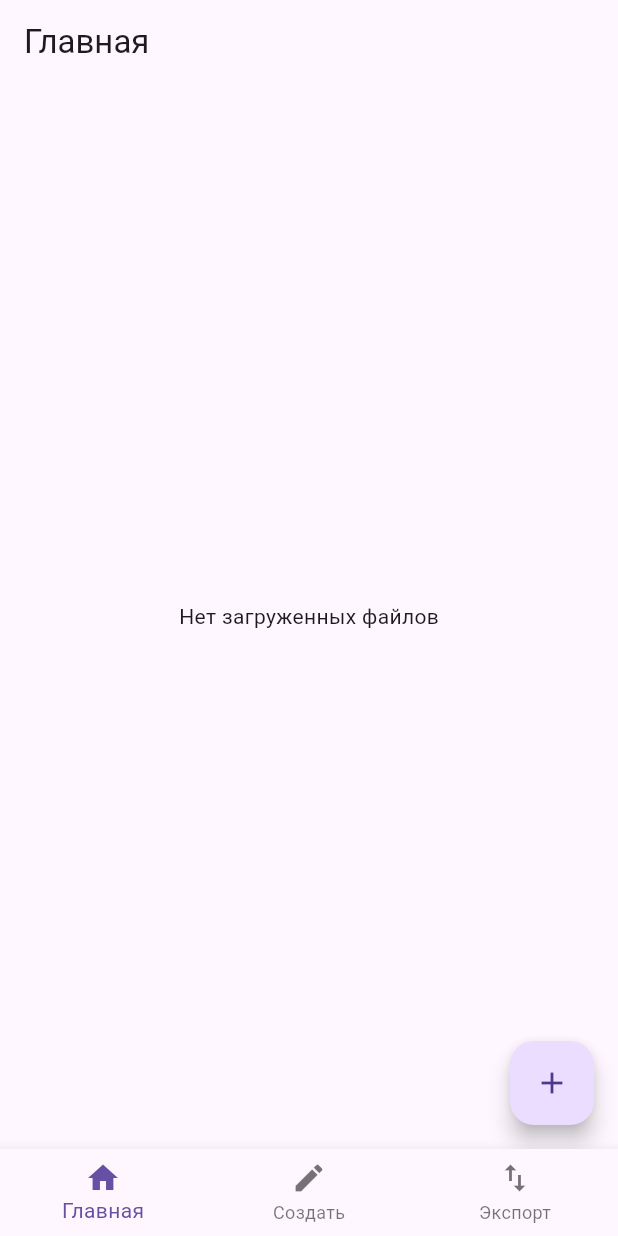
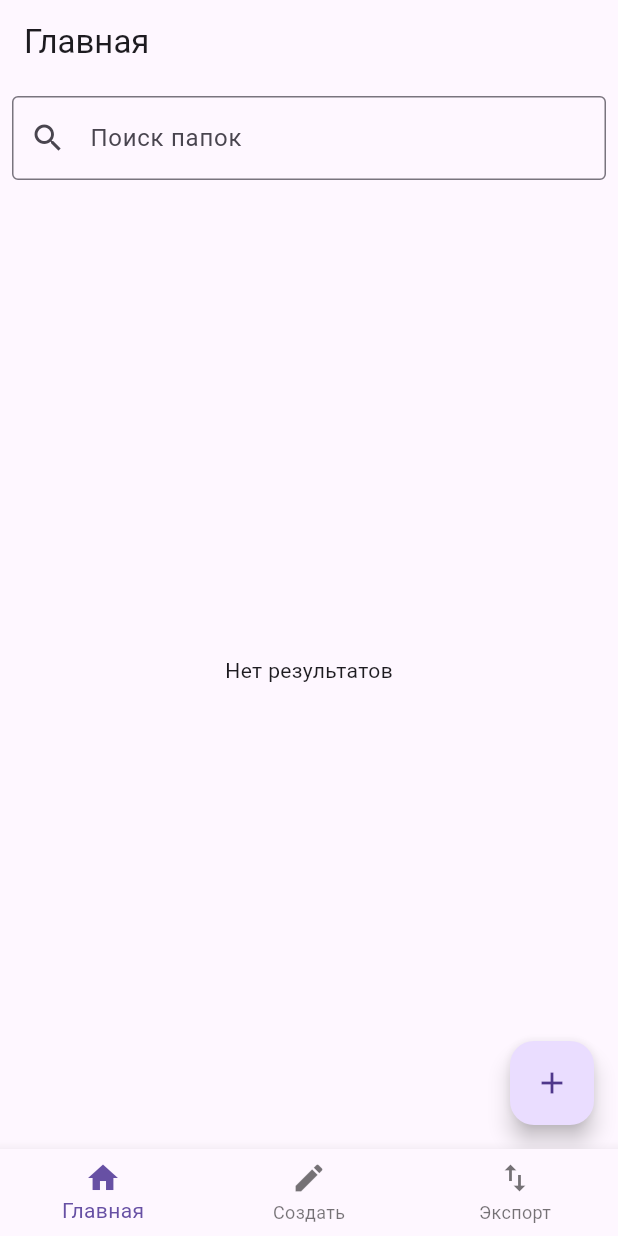
Before and after one commit to AlexandrBezbozhnov/lecalo, a Flutter app: the screen it shows after launch, on a phone screen of 412 x 824 dp. Run offline on Flutter 3.47's test engine with Material 3 defaults, Android fonts, the phone set to English and light mode, and no system bars; our stand-ins replace firebase_core, firebase_storage; accounts and stored records are empty.

Commit message:
рабочий поиск на мейнпейдж

```diff
--- a/lib/pages/mainPage.dart
+++ b/lib/pages/mainPage.dart
@@ -14,6 +14,8 @@ class MainPage extends StatefulWidget {
 
 class _MainPageState extends State<MainPage> {
   late Future<List<String>> futureFiles;
+  late List<String> originalFilesList = []; // Инициализация переменной
+  TextEditingController searchController = TextEditingController(); // Контроллер для текстового поля поиска
 
   @override
   void initState() {
@@ -26,29 +28,23 @@ class _MainPageState extends State<MainPage> {
     Reference reference = storage.ref().child('$folderName/');
 
     try {
-      // Получаем список файлов и подпапок в папке
       ListResult result = await reference.listAll();
       List<Reference> filesToDelete = result.items;
       List<Reference> foldersToDelete = result.prefixes;
 
-      // Удаляем файлы в папке
       await Future.forEach(filesToDelete, (fileRef) async {
         await fileRef.delete();
       });
 
-      // Удаляем подпапки рекурсивно
       await Future.forEach(foldersToDelete, (folderRef) async {
         await deleteFolderAndFiles(folderRef.fullPath);
       });
 
-      // Удаляем саму папку
       await reference.delete();
-
     } catch (error) {
       print('Ошибка при удалении папки: $error');
       setState(() {
-        futureFiles =
-            fetchUploadedFiles(); // Обновляем список файлов после удаления
+        futureFiles = fetchUploadedFiles();
       });
     }
   }
@@ -61,7 +57,7 @@ class _MainPageState extends State<MainPage> {
         MaterialPageRoute(
           builder: (_) => FolderContentsPageTXT(
             folderName: folderName,
-            contents: items, // Передаем только содержимое папки
+            contents: items,
           ),
         ),
       );
@@ -69,7 +65,6 @@ class _MainPageState extends State<MainPage> {
       print('Ошибка при чтении содержимого папки: $error');
     }
   }
-
 
   Future<List<String>> fetchUploadedFiles() async {
     final FirebaseStorage storage = FirebaseStorage.instance;
@@ -113,6 +108,30 @@ class _MainPageState extends State<MainPage> {
     });
   }
 
+ Future<List<String>> searchFolders(String query) async {
+    // Если список исходных файлов не определен, получаем его из Firebase Storage
+    if (originalFilesList == null || originalFilesList.isEmpty) {
+      try {
+        originalFilesList = await fetchUploadedFiles();
+      } catch (error) {
+        print('Ошибка при получении файлов из Firebase Storage: $error');
+        throw error;
+      }
+    }
+
+    // Если запрос пустой, возвращаем исходный список файлов
+    if (query.isEmpty) {
+      return originalFilesList;
+    }
+
+    // Иначе фильтруем исходный список по запросу
+    List<String> filteredList = originalFilesList.where((fileName) {
+      return fileName.toLowerCase().contains(query.toLowerCase());
+    }).toList();
+
+    return filteredList;
+  }
+
   @override
   Widget build(BuildContext context) {
     return Scaffold(
@@ -121,6 +140,25 @@ Widget build(BuildContext context) {
       ),
       body: RefreshIndicator(
         onRefresh: _refresh,
+        child: Column(
+          children: [
+            Padding(
+              padding: EdgeInsets.all(8.0),
+              child: TextField(
+                onChanged: (value) {
+                  setState(() {
+                    futureFiles = searchFolders(value);
+                  });
+                },
+                decoration: InputDecoration(
+                  labelText: 'Поиск папок',
+                  hintText: 'Введите название папки для поиска',
+                  prefixIcon: Icon(Icons.search),
+                  border: OutlineInputBorder(),
+                ),
+              ),
+            ),
+            Expanded(
               child: FutureBuilder<List<String>>(
                 future: futureFiles,
                 builder: (context, snapshot) {
@@ -129,22 +167,21 @@ Widget build(BuildContext context) {
                   } else if (snapshot.hasError) {
                     return Center(child: Text('Ошибка загрузки: ${snapshot.error}'));
                   } else if (!snapshot.hasData || snapshot.data!.isEmpty) {
-            return Center(child: Text('Нет загруженных файлов'));
+                    return Center(child: Text('Нет результатов'));
                   } else {
                     return ListView.builder(
                       itemCount: snapshot.data!.length,
                       itemBuilder: (context, index) {
                         String itemName = snapshot.data![index];
                         bool isFile = itemName.endsWith('.txt');
-                bool isFolder = !isFile; // Проверяем, является ли элемент папкой
+                        bool isFolder = !isFile;
 
                         String fileName = path.basename(itemName);
 
                         return ListTile(
-                  leading: isFolder ? Icon(Icons.folder) : null, // Добавляем иконку для папки
+                          leading: isFolder ? Icon(Icons.folder) : null,
                           title: Text(fileName),
                           onTap: () async {
-
                             try {
                               ListResult result = await FirebaseStorage.instance
                                   .ref()
@@ -197,6 +234,9 @@ Widget build(BuildContext context) {
                 },
               ),
             ),
+          ],
+        ),
+      ),
       floatingActionButton: FloatingActionButton(
         onPressed: () {
           showDialog(
```
Lines whose indentation alone changed are shown as unchanged.
